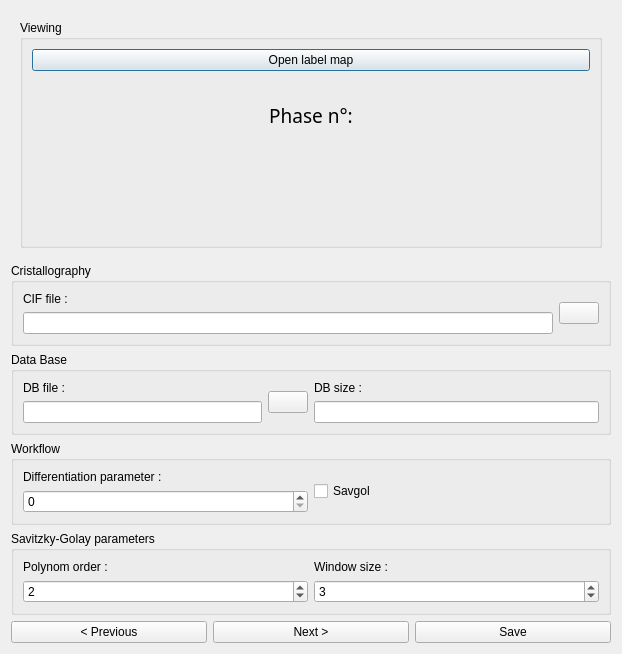
The window that indexGPU/phase_form_tempo.ui (Cyril-Langlois/indexGPU) describes before a commit, drawn with Qt 5.
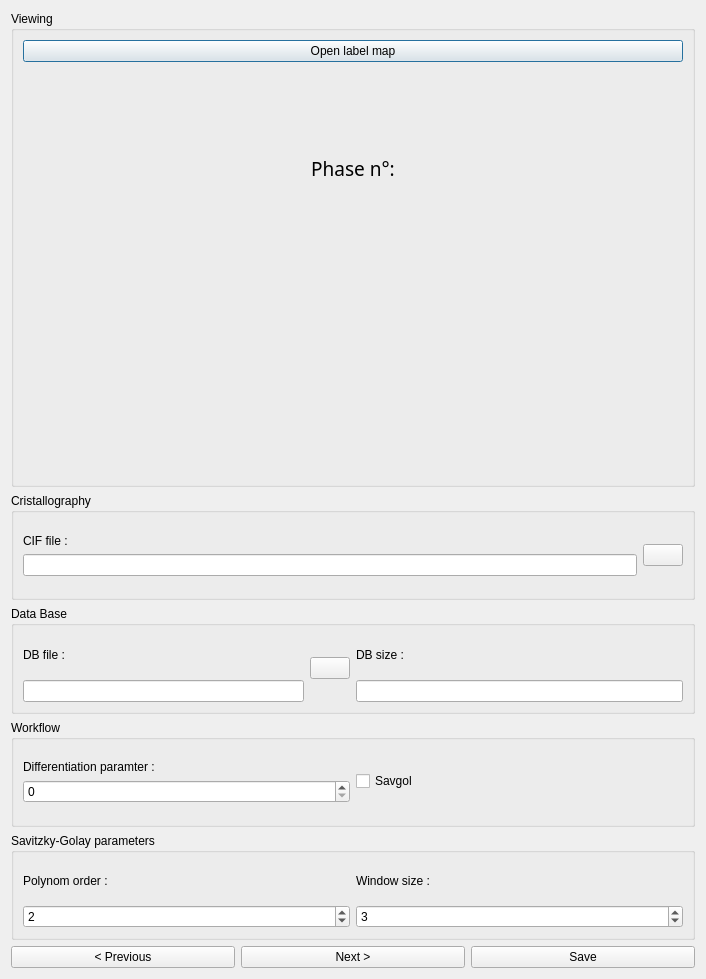
The same window after the commit. Icons and pictures are not drawn. Custom widgets are drawn as their Qt base class.

The edit to the form file:
```diff
--- a/indexGPU/phase_form_tempo.ui
+++ b/indexGPU/phase_form_tempo.ui
@@ -6,8 +6,8 @@
    <rect>
     <x>0</x>
     <y>0</y>
-    <width>622</width>
-    <height>654</height>
+    <width>706</width>
+    <height>979</height>
    </rect>
   </property>
   <property name="windowTitle">
@@ -19,15 +19,6 @@
      <item>
       <layout class="QVBoxLayout" name="verticalLayout">
        <item>
-        <widget class="QStackedWidget" name="stackedW">
-         <property name="currentIndex">
-          <number>0</number>
-         </property>
-         <widget class="QWidget" name="page">
-          <layout class="QVBoxLayout" name="verticalLayout_4">
-           <item>
-            <layout class="QVBoxLayout" name="verticalLayout_3">
-             <item>
               <widget class="QGroupBox" name="gBviewing">
                <property name="title">
                 <string>Viewing</string>
@@ -276,13 +267,6 @@
              </item>
             </layout>
            </item>
-          </layout>
-         </widget>
-         <widget class="QWidget" name="page_2"/>
-        </widget>
-       </item>
-      </layout>
-     </item>
      <item>
       <layout class="QVBoxLayout" name="verticalLayout_16">
        <item>
@@ -394,7 +378,7 @@
                 <item>
                  <widget class="QLabel" name="label_diff">
                   <property name="text">
-                   <string>Differentiation parameter :</string>
+                   <string>Differentiation paramter :</string>
                   </property>
                  </widget>
                 </item>
```
Lines whose indentation alone changed are shown as unchanged.
